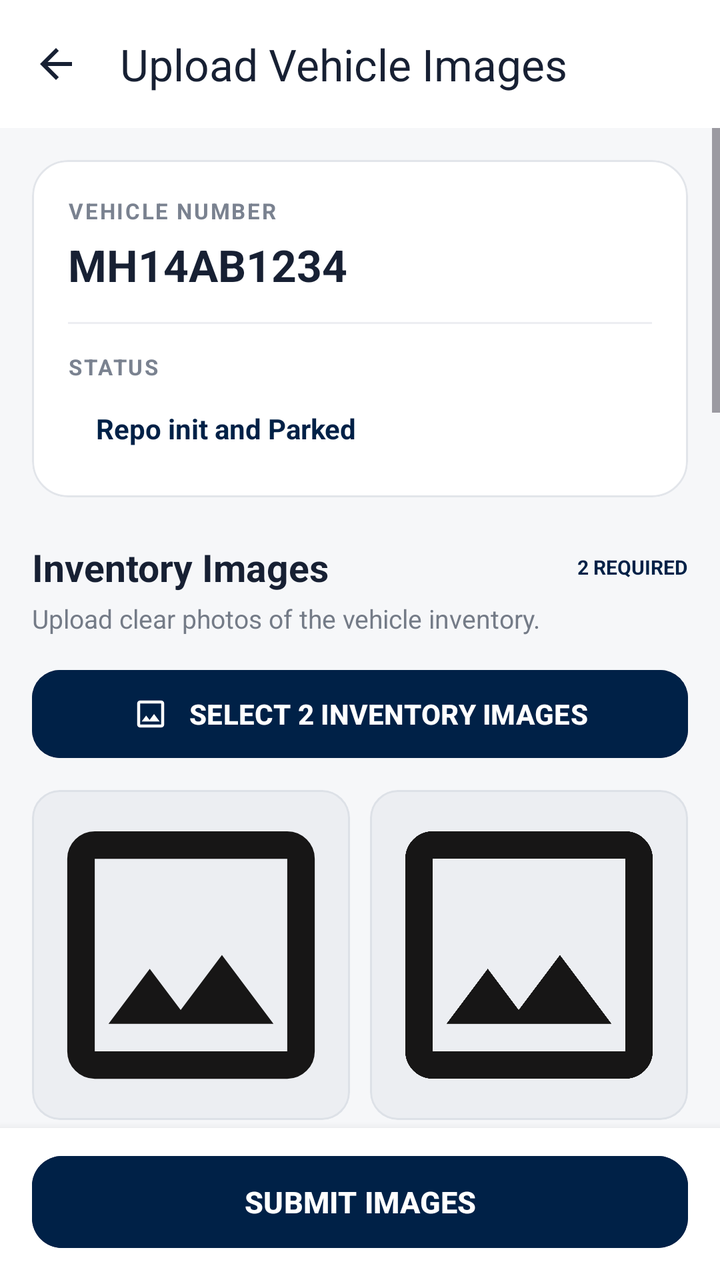
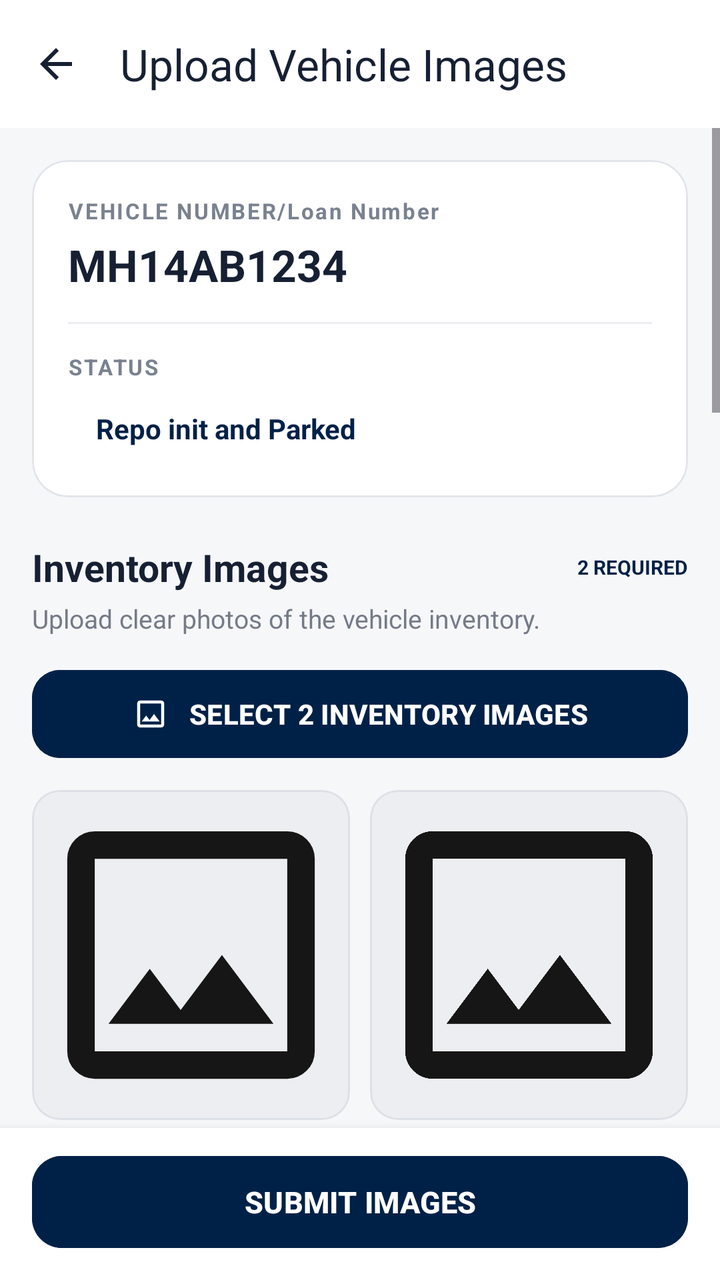

The first picture is an Android layout as it rendered before a commit; the second is the same layout after the commit. The layout source and the unified diff follow.
<!-- AndroidManifest.xml: application theme Theme.RepoMaster -->
<!-- res/layout/activity_repo_image_upload.xml -->
<?xml version="1.0" encoding="utf-8"?>
<LinearLayout
    xmlns:android="http://schemas.android.com/apk/res/android"
    xmlns:app="http://schemas.android.com/apk/res-auto"

    android:layout_width="match_parent"
    android:layout_height="match_parent"
    android:orientation="vertical"
    android:background="#F6F7F9">


    
    
    

    <com.google.android.material.appbar.MaterialToolbar
        android:id="@+id/toolbar"
        android:layout_width="match_parent"
        android:layout_height="?attr/actionBarSize"

        android:background="@android:color/white"

        app:title="Upload Vehicle Images"
        app:titleTextColor="#172033"

        app:navigationIcon="@drawable/baseline_arrow_back_24"
        app:navigationIconTint="#172033"

        app:elevation="2dp"/>


    
    
    

    <ScrollView
        android:layout_width="match_parent"
        android:layout_height="0dp"
        android:layout_weight="1"
        android:fillViewport="true"
        android:clipToPadding="false">

        <LinearLayout
            android:layout_width="match_parent"
            android:layout_height="wrap_content"
            android:orientation="vertical"
            android:padding="16dp">


            
            
            

            <com.google.android.material.card.MaterialCardView
                android:layout_width="match_parent"
                android:layout_height="wrap_content"

                app:cardCornerRadius="18dp"
                app:cardElevation="0dp"
                app:strokeWidth="1dp"
                app:strokeColor="#E2E5EA"
                app:cardBackgroundColor="@android:color/white">

                <LinearLayout
                    android:layout_width="match_parent"
                    android:layout_height="wrap_content"
                    android:orientation="vertical"
                    android:padding="18dp">


                    

                    <TextView
                        android:layout_width="wrap_content"
                        android:layout_height="wrap_content"

                        android:text="VEHICLE NUMBER"
                        android:textSize="11sp"
                        android:textStyle="bold"
                        android:textColor="#7A8290"
                        android:letterSpacing="0.08"/>


                    <TextView
                        android:id="@+id/txtVehicleNumber"

                        android:layout_width="match_parent"
                        android:layout_height="wrap_content"

                        android:layout_marginTop="5dp"

                        android:text="MH14AB1234"
                        android:textSize="22sp"
                        android:textStyle="bold"
                        android:textColor="#172033"/>


                    

                    <View
                        android:layout_width="match_parent"
                        android:layout_height="1dp"

                        android:layout_marginTop="14dp"
                        android:layout_marginBottom="14dp"

                        android:background="#ECEEF2"/>


                    

                    <TextView
                        android:layout_width="wrap_content"
                        android:layout_height="wrap_content"

                        android:text="STATUS"
                        android:textSize="11sp"
                        android:textStyle="bold"
                        android:textColor="#7A8290"
                        android:letterSpacing="0.08"/>


                    <TextView
                        android:id="@+id/txtSelectedStatus"

                        android:layout_width="wrap_content"
                        android:layout_height="wrap_content"

                        android:layout_marginTop="7dp"

                        android:paddingStart="14dp"
                        android:paddingEnd="14dp"
                        android:paddingTop="7dp"
                        android:paddingBottom="7dp"
                        android:text="Repo init and Parked"
                        android:textSize="14sp"
                        android:textStyle="bold"
                        android:textColor="#002147"/>

                </LinearLayout>

            </com.google.android.material.card.MaterialCardView>


            
            
            

            <LinearLayout
                android:layout_width="match_parent"
                android:layout_height="wrap_content"

                android:layout_marginTop="22dp"

                android:orientation="vertical">


                

                <LinearLayout
                    android:layout_width="match_parent"
                    android:layout_height="wrap_content"
                    android:gravity="center_vertical"
                    android:orientation="horizontal">

                    <TextView
                        android:layout_width="0dp"
                        android:layout_height="wrap_content"
                        android:layout_weight="1"

                        android:text="Inventory Images"
                        android:textSize="19sp"
                        android:textStyle="bold"
                        android:textColor="#172033"/>

                    <TextView
                        android:layout_width="wrap_content"
                        android:layout_height="wrap_content"

                        android:text="2 REQUIRED"
                        android:textSize="10sp"
                        android:textStyle="bold"
                        android:textColor="#002147"/>

                </LinearLayout>


                <TextView
                    android:layout_width="match_parent"
                    android:layout_height="wrap_content"

                    android:layout_marginTop="4dp"

                    android:text="Upload clear photos of the vehicle inventory."
                    android:textSize="13sp"
                    android:textColor="#747B87"/>


                

                <com.google.android.material.button.MaterialButton
                    android:id="@+id/btnSelectInventory"

                    android:layout_width="match_parent"
                    android:layout_height="52dp"

                    android:layout_marginTop="13dp"

                    android:text="SELECT 2 INVENTORY IMAGES"
                    android:textSize="14sp"
                    android:textStyle="bold"
                    android:textColor="@android:color/white"

                    android:backgroundTint="#002147"

                    app:cornerRadius="14dp"
                    app:icon="@drawable/outline_image_24"
                    app:iconTint="@android:color/white"
                    app:iconGravity="textStart"
                    app:iconPadding="10dp"/>


                

                <LinearLayout
                    android:layout_width="match_parent"
                    android:layout_height="wrap_content"

                    android:layout_marginTop="12dp"

                    android:orientation="horizontal">


                    <com.google.android.material.card.MaterialCardView
                        android:layout_width="0dp"
                        android:layout_height="165dp"
                        android:layout_weight="1"

                        app:cardCornerRadius="14dp"
                        app:cardElevation="0dp"
                        app:strokeWidth="1dp"
                        app:strokeColor="#DDE1E7">

                        <ImageView
                            android:id="@+id/imgInventory1"

                            android:layout_width="match_parent"
                            android:layout_height="match_parent"

                            android:background="#ECEEF2"

                            android:scaleType="centerCrop"

                            android:src="@drawable/outline_image_24"

                            android:contentDescription="Inventory image 1"/>

                    </com.google.android.material.card.MaterialCardView>


                    <com.google.android.material.card.MaterialCardView
                        android:layout_width="0dp"
                        android:layout_height="165dp"
                        android:layout_weight="1"

                        android:layout_marginStart="10dp"

                        app:cardCornerRadius="14dp"
                        app:cardElevation="0dp"
                        app:strokeWidth="1dp"
                        app:strokeColor="#DDE1E7">

                        <ImageView
                            android:id="@+id/imgInventory2"

                            android:layout_width="match_parent"
                            android:layout_height="match_parent"

                            android:background="#ECEEF2"

                            android:scaleType="centerCrop"

                            android:src="@drawable/outline_image_24"

                            android:contentDescription="Inventory image 2"/>

                    </com.google.android.material.card.MaterialCardView>

                </LinearLayout>

            </LinearLayout>


            
            
            

            <LinearLayout
                android:layout_width="match_parent"
                android:layout_height="wrap_content"

                android:layout_marginTop="28dp"

                android:orientation="vertical">


                

                <LinearLayout
                    android:layout_width="match_parent"
                    android:layout_height="wrap_content"
                    android:gravity="center_vertical"
                    android:orientation="horizontal">

                    <TextView
                        android:layout_width="0dp"
                        android:layout_height="wrap_content"
                        android:layout_weight="1"

                        android:text="Vehicle Images"
                        android:textSize="19sp"
                        android:textStyle="bold"
                        android:textColor="#172033"/>

                    <TextView
                        android:layout_width="wrap_content"
                        android:layout_height="wrap_content"

                        android:text="5 REQUIRED"
                        android:textSize="10sp"
                        android:textStyle="bold"
                        android:textColor="#002147"/>

                </LinearLayout>


                <TextView
                    android:layout_width="match_parent"
                    android:layout_height="wrap_content"

                    android:layout_marginTop="4dp"

                    android:text="Upload clear photos from different angles."
                    android:textSize="13sp"
                    android:textColor="#747B87"/>


                

                <com.google.android.material.button.MaterialButton
                    android:id="@+id/btnSelectVehicle"

                    android:layout_width="match_parent"
                    android:layout_height="52dp"

                    android:layout_marginTop="13dp"

                    android:text="SELECT 5 VEHICLE IMAGES"
                    android:textSize="14sp"
                    android:textStyle="bold"
                    android:textColor="@android:color/white"

                    android:backgroundTint="#002147"

                    app:cornerRadius="14dp"
                    app:icon="@drawable/outline_image_24"
                    app:iconTint="@android:color/white"
                    app:iconGravity="textStart"
                    app:iconPadding="10dp"/>


                
                
                

                <com.google.android.material.card.MaterialCardView
                    android:layout_width="match_parent"
                    android:layout_height="190dp"

                    android:layout_marginTop="14dp"

                    app:cardCornerRadius="16dp"
                    app:cardElevation="0dp"
                    app:strokeWidth="1dp"
                    app:strokeColor="#DDE1E7">

                    <ImageView
                        android:id="@+id/imgVehicle1"

                        android:layout_width="match_parent"
                        android:layout_height="match_parent"

                        android:background="#ECEEF2"

                        android:scaleType="centerCrop"

                        android:src="@drawable/outline_image_24"

                        android:contentDescription="Vehicle image 1"/>

                </com.google.android.material.card.MaterialCardView>


                

                <com.google.android.material.card.MaterialCardView
                    android:layout_width="match_parent"
                    android:layout_height="190dp"

                    android:layout_marginTop="10dp"

                    app:cardCornerRadius="16dp"
                    app:cardElevation="0dp"
                    app:strokeWidth="1dp"
                    app:strokeColor="#DDE1E7">

                    <ImageView
                        android:id="@+id/imgVehicle2"

                        android:layout_width="match_parent"
                        android:layout_height="match_parent"

                        android:background="#ECEEF2"

                        android:scaleType="centerCrop"

                        android:src="@drawable/outline_image_24"

                        android:contentDescription="Vehicle image 2"/>

                </com.google.android.material.card.MaterialCardView>


                

                <com.google.android.material.card.MaterialCardView
                    android:layout_width="match_parent"
                    android:layout_height="190dp"

                    android:layout_marginTop="10dp"

                    app:cardCornerRadius="16dp"
                    app:cardElevation="0dp"
                    app:strokeWidth="1dp"
                    app:strokeColor="#DDE1E7">

                    <ImageView
                        android:id="@+id/imgVehicle3"

                        android:layout_width="match_parent"
                        android:layout_height="match_parent"

                        android:background="#ECEEF2"

                        android:scaleType="centerCrop"

                        android:src="@drawable/outline_image_24"

                        android:contentDescription="Vehicle image 3"/>

                </com.google.android.material.card.MaterialCardView>


                

                <com.google.android.material.card.MaterialCardView
                    android:layout_width="match_parent"
                    android:layout_height="190dp"

                    android:layout_marginTop="10dp"

                    app:cardCornerRadius="16dp"
                    app:cardElevation="0dp"
                    app:strokeWidth="1dp"
                    app:strokeColor="#DDE1E7">

                    <ImageView
                        android:id="@+id/imgVehicle4"

                        android:layout_width="match_parent"
                        android:layout_height="match_parent"

                        android:background="#ECEEF2"

                        android:scaleType="centerCrop"

                        android:src="@drawable/outline_image_24"

                        android:contentDescription="Vehicle image 4"/>

                </com.google.android.material.card.MaterialCardView>


                

                <com.google.android.material.card.MaterialCardView
                    android:layout_width="match_parent"
                    android:layout_height="190dp"

                    android:layout_marginTop="10dp"

                    app:cardCornerRadius="16dp"
                    app:cardElevation="0dp"
                    app:strokeWidth="1dp"
                    app:strokeColor="#DDE1E7">

                    <ImageView
                        android:id="@+id/imgVehicle5"

                        android:layout_width="match_parent"
                        android:layout_height="match_parent"

                        android:background="#ECEEF2"

                        android:scaleType="centerCrop"

                        android:src="@drawable/outline_image_24"

                        android:contentDescription="Vehicle image 5"/>

                </com.google.android.material.card.MaterialCardView>


            </LinearLayout>


            
            
            

            <com.google.android.material.card.MaterialCardView
                android:layout_width="match_parent"
                android:layout_height="wrap_content"

                android:layout_marginTop="22dp"

                app:cardCornerRadius="12dp"
                app:cardElevation="0dp"
                app:cardBackgroundColor="#EEF3F8">

                <LinearLayout
                    android:layout_width="match_parent"
                    android:layout_height="wrap_content"

                    android:gravity="center_vertical"

                    android:orientation="horizontal"
                    android:padding="13dp">

                    <ImageView
                        android:layout_width="24dp"
                        android:layout_height="24dp"

                        android:src="@android:drawable/ic_dialog_info"
                        app:tint="#002147"

                        android:contentDescription="Information"/>

                    <TextView
                        android:layout_width="0dp"
                        android:layout_height="wrap_content"

                        android:layout_weight="1"

                        android:layout_marginStart="10dp"

                        android:text="Images will automatically be compressed to a maximum of 200 KB."
                        android:textSize="12sp"
                        android:textColor="#4D5867"/>

                </LinearLayout>

            </com.google.android.material.card.MaterialCardView>


            
            
            

            <ProgressBar
                android:id="@+id/progressBar"

                android:layout_width="wrap_content"
                android:layout_height="wrap_content"

                android:layout_gravity="center"

                android:layout_marginTop="24dp"

                android:visibility="gone"/>


            

            <View
                android:layout_width="match_parent"
                android:layout_height="20dp"/>

        </LinearLayout>

    </ScrollView>


    
    
    

    <LinearLayout
        android:layout_width="match_parent"
        android:layout_height="wrap_content"

        android:orientation="vertical"

        android:background="@android:color/white"

        android:elevation="8dp"

        android:paddingStart="16dp"
        android:paddingEnd="16dp"
        android:paddingTop="10dp"
        android:paddingBottom="12dp">


        <com.google.android.material.button.MaterialButton
            android:id="@+id/btnSubmit"

            android:layout_width="match_parent"
            android:layout_height="54dp"

            android:text="SUBMIT IMAGES"
            android:textSize="15sp"
            android:textStyle="bold"
            android:textColor="@android:color/white"

            android:backgroundTint="#002147"

            app:cornerRadius="15dp"/>

    </LinearLayout>

</LinearLayout>
<!-- resources referenced by this layout -->
<resources>
  <!-- drawable baseline_arrow_back_24 (drawable) -->
  <vector xmlns:android="http://schemas.android.com/apk/res/android" android:autoMirrored="true" android:height="24dp" android:tint="#FFFFFF" android:viewportHeight="24" android:viewportWidth="24" android:width="24dp">
        
      <path android:fillColor="@android:color/white" android:pathData="M20,11H7.83l5.59,-5.59L12,4l-8,8 8,8 1.41,-1.41L7.83,13H20v-2z"/>
      
  </vector>
  <!-- drawable outline_image_24 (drawable) -->
  <vector xmlns:android="http://schemas.android.com/apk/res/android" android:height="24dp" android:tint="#171616" android:viewportHeight="960" android:viewportWidth="960" android:width="24dp">
        
      <path android:fillColor="@android:color/white" android:pathData="M200,840Q167,840 143.5,816.5Q120,793 120,760L120,200Q120,167 143.5,143.5Q167,120 200,120L760,120Q793,120 816.5,143.5Q840,167 840,200L840,760Q840,793 816.5,816.5Q793,840 760,840L200,840ZM200,760L760,760Q760,760 760,760Q760,760 760,760L760,200Q760,200 760,200Q760,200 760,200L200,200Q200,200 200,200Q200,200 200,200L200,760Q200,760 200,760Q200,760 200,760ZM240,680L720,680L570,480L450,640L360,520L240,680ZM200,760Q200,760 200,760Q200,760 200,760L200,200Q200,200 200,200Q200,200 200,200L200,200Q200,200 200,200Q200,200 200,200L200,760Q200,760 200,760Q200,760 200,760Z"/>
      
  </vector>
  <style name="Theme.RepoMaster" parent="Base.Theme.RepoMaster" />
  <style name="Base.Theme.RepoMaster" parent="Theme.Material3.Light.NoActionBar">
      </style>
</resources>

<!-- the commit's change to res/layout/activity_repo_image_upload.xml (unified diff, before → after) -->
@@ -74,7 +74,7 @@
                         android:layout_width="wrap_content"
                         android:layout_height="wrap_content"
 
-                        android:text="VEHICLE NUMBER"
+                        android:text="VEHICLE NUMBER/Loan Number"
                         android:textSize="11sp"
                         android:textStyle="bold"
                         android:textColor="#7A8290"
